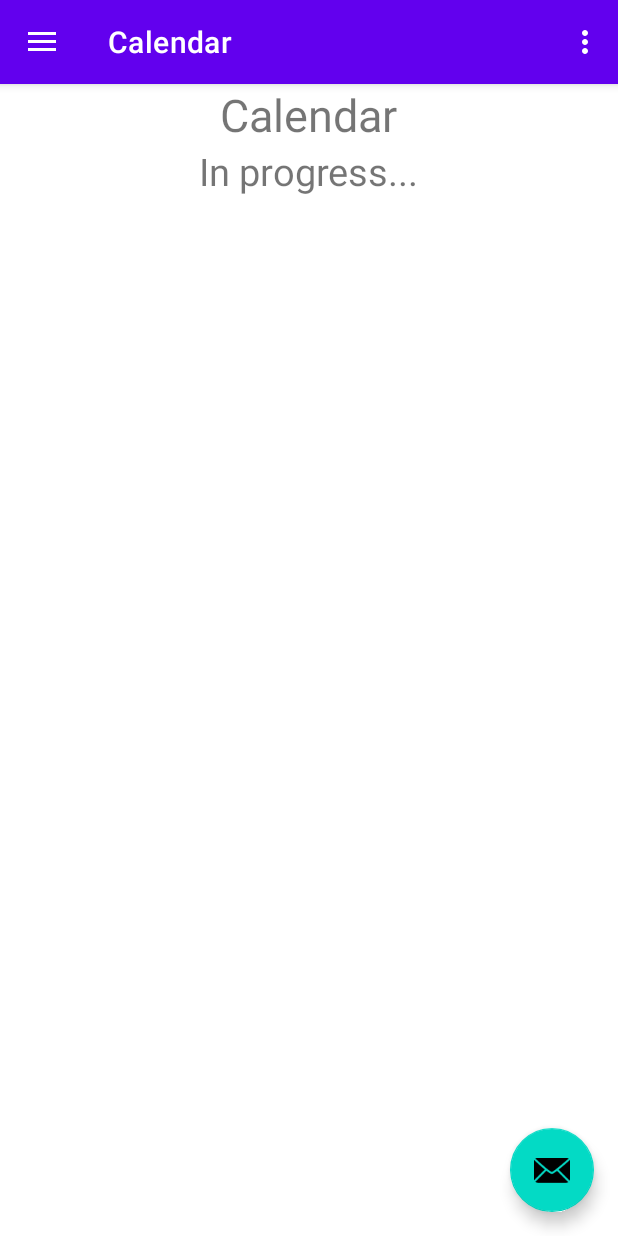
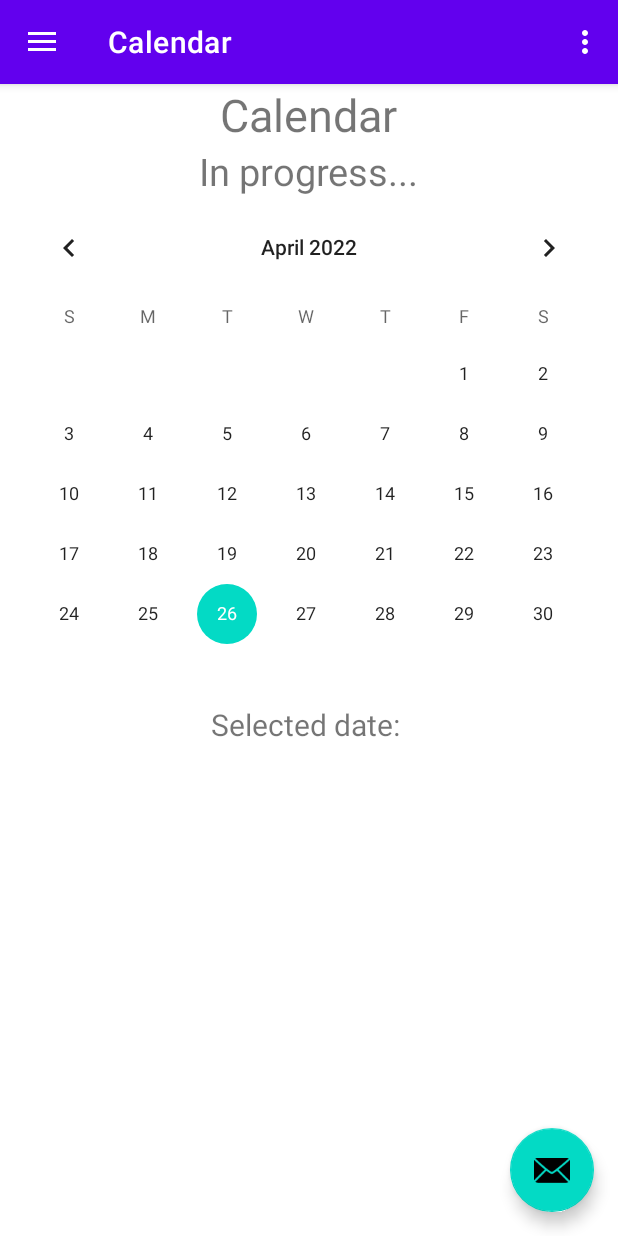
Before and after one commit to isekiii/FASA, an Android app: the screen it shows after launch (MainActivity), in the side drawer, after a tap on "Calendar", on a phone screen of 412 x 824 dp. Run offline under Robolectric (Android 15) with nearby library versions, the phone set to English and light mode, and no system bars; our stand-ins replace navigation-ui.

Commit message:
Calendar panel update

```diff
--- a/app/src/main/java/com/example/fismo/ui/calendar/CalendarFragment.java
+++ b/app/src/main/java/com/example/fismo/ui/calendar/CalendarFragment.java
@@ -4,6 +4,8 @@ import android.os.Bundle;
 import android.view.LayoutInflater;
 import android.view.View;
 import android.view.ViewGroup;
+import android.widget.CalendarView;
+import android.widget.TextView;
 
 import androidx.annotation.NonNull;
 import androidx.fragment.app.Fragment;
@@ -17,6 +19,9 @@ public class CalendarFragment extends Fragment {
     private CalendarViewModel calendarViewModelViewModel;
     private FragmentCalendarBinding binding;
 
+    CalendarView calendarView;
+    TextView selectedDate;
+
     public View onCreateView(@NonNull LayoutInflater inflater,
                              ViewGroup container, Bundle savedInstanceState) {
         calendarViewModelViewModel =
@@ -24,15 +29,18 @@ public class CalendarFragment extends Fragment {
 
         binding = FragmentCalendarBinding.inflate(inflater, container, false);
         View root = binding.getRoot();
-        /*
-        final TextView textView = binding.;
-        creditsViewModelViewModel.getText().observe(getViewLifecycleOwner(), new Observer<String>() {
+
+        calendarView = binding.calendarView;
+        selectedDate = binding.calendarSelectedText;
+
+        calendarView.setOnDateChangeListener(new CalendarView.OnDateChangeListener() {
             @Override
-            public void onChanged(@Nullable String s) {
-                textView.setText(s);
+            public void onSelectedDayChange(@NonNull CalendarView calendarView, int i, int i1, int i2) {
+                selectedDate.setText("Selected date: " + dateBuild(i, i1+1, i2));
             }
         });
-        */
+
+
         return root;
     }
 
@@ -41,4 +49,16 @@ public class CalendarFragment extends Fragment {
         super.onDestroyView();
         binding = null;
     }
+
+    String dateBuild(int year, int month, int day){
+        String mm, dd;
+
+        if (month < 10) mm = "0"+month;
+        else mm = month + "";
+
+        if (day < 10) dd = "0"+day;
+        else dd = day + "";
+
+        return dd+"/"+mm+"/"+year;
+    }
 }
--- a/app/src/main/res/layout/fragment_calendar.xml
+++ b/app/src/main/res/layout/fragment_calendar.xml
@@ -22,5 +22,21 @@
         android:text="In progress..."
         android:layout_gravity="center"/>
 
+    <CalendarView
+        android:layout_width="match_parent"
+        android:layout_height="wrap_content"
+        android:layout_gravity="center"
+        android:id="@+id/calendarView"
+        />
+
+    <TextView
+        android:layout_width="wrap_content"
+        android:layout_height="wrap_content"
+        android:text="Selected date: "
+        android:textSize="20sp"
+        android:layout_gravity="center"
+        android:id="@+id/calendarSelectedText"
+        />
+
 
 </LinearLayout>
```
